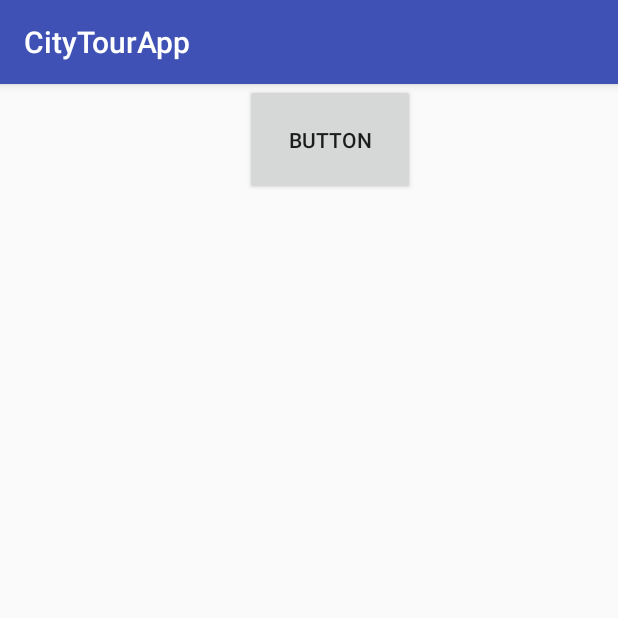
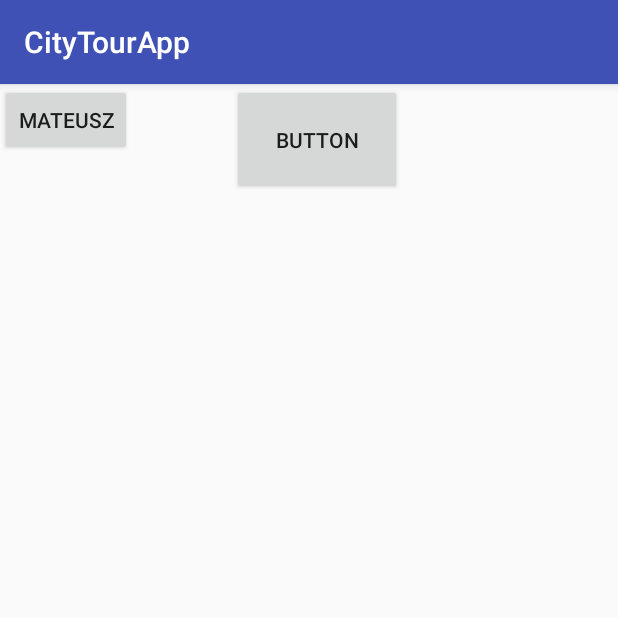
Before and after one commit to kmateuszssak/CityTourApp, an Android app: the screen it shows after launch (MainActivity), on a phone screen of 412 x 824 dp, the top half of it. Run offline under Robolectric (Android 15) with nearby library versions, the phone set to English and light mode, and no system bars.

```diff
--- a/app/build.gradle
+++ b/app/build.gradle
@@ -22,6 +22,7 @@ dependencies {
     implementation fileTree(dir: 'libs', include: ['*.jar'])
     implementation 'com.android.support:appcompat-v7:26.1.0'
     implementation 'com.android.support.constraint:constraint-layout:1.0.2'
+    implementation 'com.android.support:design:26.1.0'
     testImplementation 'junit:junit:4.12'
     androidTestImplementation 'com.android.support.test:runner:1.0.1'
     androidTestImplementation 'com.android.support.test.espresso:espresso-core:3.0.1'
--- a/app/src/main/AndroidManifest.xml
+++ b/app/src/main/AndroidManifest.xml
@@ -19,6 +19,10 @@
                 <category android:name="android.intent.category.LAUNCHER" />
             </intent-filter>
         </activity>
+        <activity
+            android:name=".MateuszActivity"
+            android:label="@string/title_activity_mateusz"
+            android:theme="@style/AppTheme.NoActionBar"></activity>
     </application>
 
 </manifest>
--- a/app/src/main/java/com/example/mateusz/citytourapp/MainActivity.java
+++ b/app/src/main/java/com/example/mateusz/citytourapp/MainActivity.java
@@ -1,5 +1,6 @@
 package com.example.mateusz.citytourapp;
 
+import android.content.Intent;
 import android.os.AsyncTask;
 import android.support.v7.app.AppCompatActivity;
 import android.os.Bundle;
@@ -20,6 +21,13 @@ public class MainActivity extends AppCompatActivity {
                 testRest();
             }
         });
+
+        final Button mateuszButton = (Button) findViewById(R.id.mateuszButton);
+        mateuszButton.setOnClickListener(new View.OnClickListener() {
+            public void onClick(View v) {
+                startActivity(new Intent(MainActivity.this, MateuszActivity.class));
+            }
+        });
     }
 
     private void testRest() {
--- a/app/src/main/res/layout/activity_main.xml
+++ b/app/src/main/res/layout/activity_main.xml
@@ -10,10 +10,19 @@
         android:id="@+id/button"
         android:layout_width="113dp"
         android:layout_height="74dp"
+        android:layout_marginRight="144dp"
         android:text="Button"
-        android:layout_marginRight="135dp"
         app:layout_constraintRight_toRightOf="parent"
-        tools:layout_editor_absoluteY="218dp"
-        tools:ignore="MissingConstraints" />
+        tools:ignore="MissingConstraints"
+        tools:layout_editor_absoluteY="50dp" />
+
+    <Button
+        android:id="@+id/mateuszButton"
+        android:layout_width="wrap_content"
+        android:layout_height="wrap_content"
+        android:onClick="onMateuszButtonClick"
+        android:text="Mateusz"
+        tools:layout_editor_absoluteX="138dp"
+        tools:layout_editor_absoluteY="187dp" />
 
 </android.support.constraint.ConstraintLayout>
--- /dev/null
+++ b/app/src/main/res/values/dimens.xml
@@ -0,0 +1,3 @@
+<resources>
+    <dimen name="fab_margin">16dp</dimen>
+</resources>
--- a/app/src/main/res/values/strings.xml
+++ b/app/src/main/res/values/strings.xml
@@ -1,3 +1,4 @@
 <resources>
     <string name="app_name">CityTourApp</string>
+    <string name="title_activity_mateusz">MateuszActivity</string>
 </resources>
--- a/app/src/main/res/values/styles.xml
+++ b/app/src/main/res/values/styles.xml
@@ -8,4 +8,13 @@
         <item name="colorAccent">@color/colorAccent</item>
     </style>
 
+    <style name="AppTheme.NoActionBar">
+        <item name="windowActionBar">false</item>
+        <item name="windowNoTitle">true</item>
+    </style>
+
+    <style name="AppTheme.AppBarOverlay" parent="ThemeOverlay.AppCompat.Dark.ActionBar" />
+
+    <style name="AppTheme.PopupOverlay" parent="ThemeOverlay.AppCompat.Light" />
+
 </resources>
```
Also changed, not shown: app/src/main/java/com/example/mateusz/citytourapp/Constans.java (added, +10 -0 lines), app/src/main/java/com/example/mateusz/citytourapp/MateuszActivity.java (added, +29 -0 lines), app/src/main/res/layout/activity_mateusz.xml (added, +33 -0 lines), app/src/main/res/layout/content_mateusz.xml (added, +11 -0 lines).
